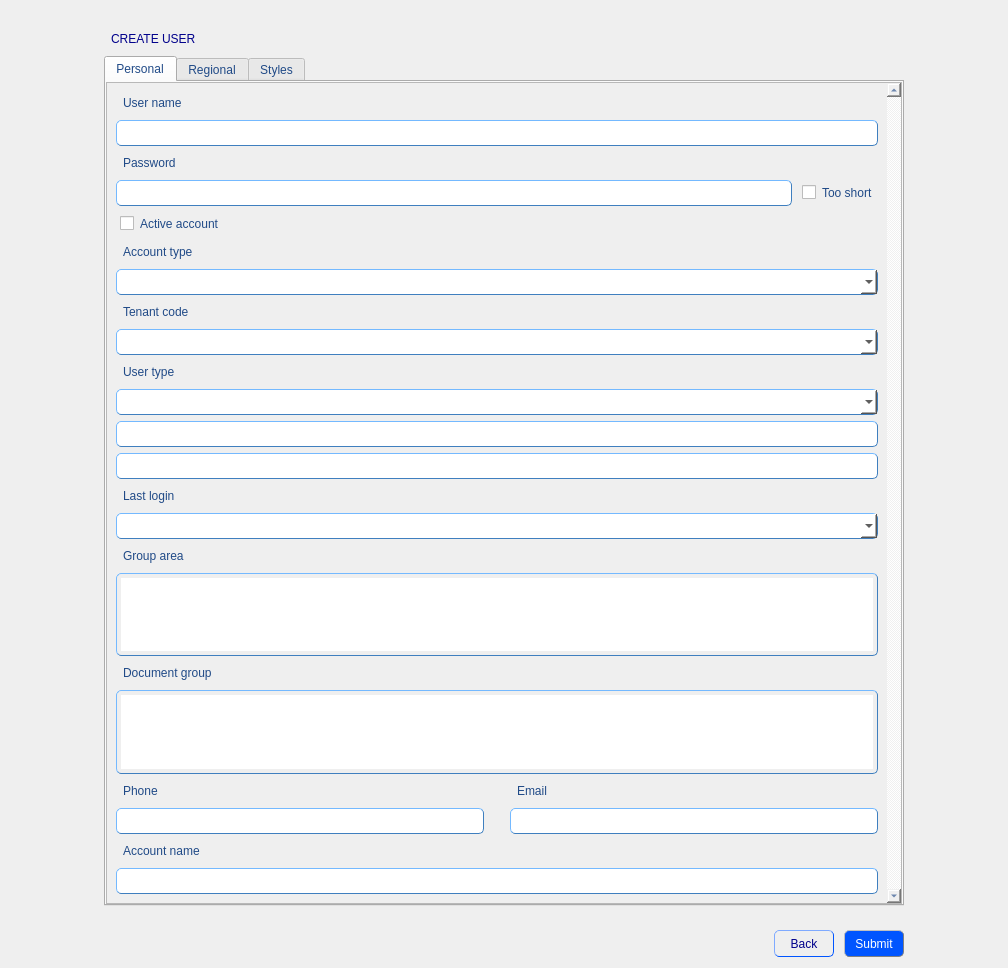
Above: QBuilder/QBuilder/src/createuserform.ui from Rork96/QtProjects before the change. Below: the same form after it.
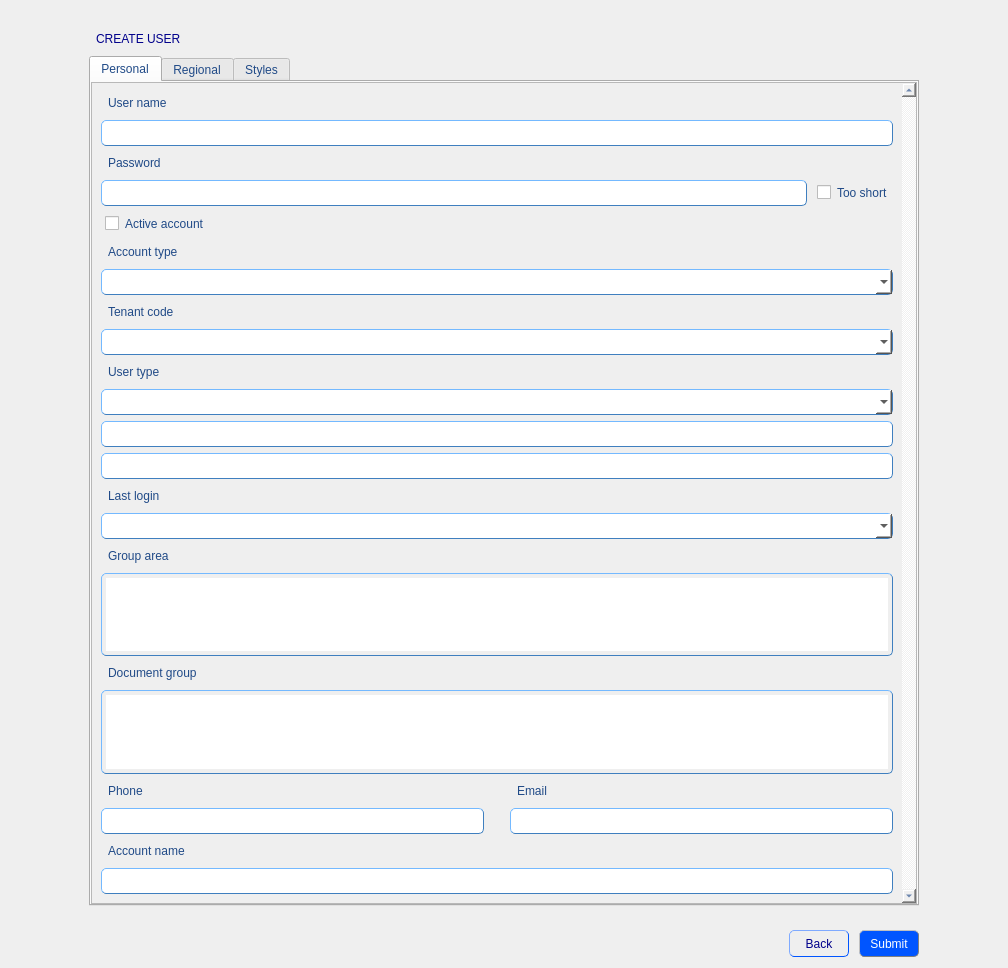
That is the form after the change. The open tabs and pages were chosen to show the change.

Diff of the .ui file:
```diff
--- a/QBuilder/QBuilder/src/createuserform.ui
+++ b/QBuilder/QBuilder/src/createuserform.ui
@@ -70,6 +70,9 @@
               }
 QPushButton {
                font: 10pt &quot;MS Shell Dlg 2&quot;;
+               padding: 4px;
+			   border: 1px solid grey;
+               border-radius: 5px;
               }
 
 QPushButton:hover {
@@ -277,13 +280,13 @@
      </property>
      <property name="minimumSize">
       <size>
-       <width>800</width>
+       <width>830</width>
        <height>850</height>
       </size>
      </property>
      <property name="maximumSize">
       <size>
-       <width>820</width>
+       <width>830</width>
        <height>16777215</height>
       </size>
      </property>
@@ -326,7 +329,7 @@
            <rect>
             <x>0</x>
             <y>0</y>
-            <width>775</width>
+            <width>805</width>
             <height>888</height>
            </rect>
           </property>
```
Left out of the diff: 8 changed lines with no effect on the pictures.
